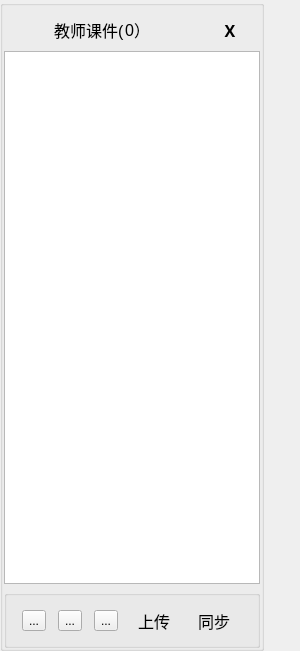
Before: the Qt Designer form QtClassClient/coursewarewidget.ui in ideallx/serveree, drawn with Qt 5.
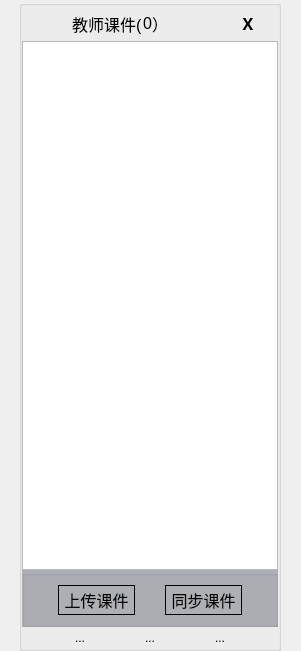
After: the same form once the commit is applied. Icons and pictures are not drawn.

```diff
--- a/QtClassClient/coursewarewidget.ui
+++ b/QtClassClient/coursewarewidget.ui
@@ -6,7 +6,7 @@
    <rect>
     <x>0</x>
     <y>0</y>
-    <width>300</width>
+    <width>301</width>
     <height>651</height>
    </rect>
   </property>
@@ -19,10 +19,14 @@
   <property name="windowTitle">
    <string>Form</string>
   </property>
-  <layout class="QVBoxLayout" name="verticalLayout">
-   <property name="spacing">
-    <number>0</number>
-   </property>
+  <property name="styleSheet">
+   <string notr="true">QToolButton#tbUpload, #tbSync {	
+	border-style: outset;
+	border-width: 1px;
+	border-color: black;
+}</string>
+  </property>
+  <layout class="QHBoxLayout" name="horizontalLayout_2">
    <property name="leftMargin">
     <number>0</number>
    </property>
@@ -49,18 +53,18 @@
      <property name="title">
       <string/>
      </property>
-     <layout class="QVBoxLayout" name="verticalLayout_3">
+     <layout class="QVBoxLayout" name="verticalLayout">
       <property name="spacing">
-       <number>6</number>
+       <number>0</number>
       </property>
       <property name="leftMargin">
-       <number>1</number>
+       <number>0</number>
       </property>
       <property name="topMargin">
-       <number>9</number>
+       <number>0</number>
       </property>
       <property name="rightMargin">
-       <number>1</number>
+       <number>0</number>
       </property>
       <property name="bottomMargin">
        <number>0</number>
@@ -85,6 +89,12 @@
         </item>
         <item>
          <widget class="QLabel" name="label">
+          <property name="minimumSize">
+           <size>
+            <width>0</width>
+            <height>35</height>
+           </size>
+          </property>
           <property name="font">
            <font>
             <pointsize>12</pointsize>
@@ -97,6 +107,12 @@
         </item>
         <item>
          <widget class="QLabel" name="lbWareCount">
+          <property name="minimumSize">
+           <size>
+            <width>0</width>
+            <height>35</height>
+           </size>
+          </property>
           <property name="font">
            <font>
             <pointsize>12</pointsize>
@@ -109,6 +125,12 @@
         </item>
         <item>
          <widget class="QLabel" name="label_3">
+          <property name="minimumSize">
+           <size>
+            <width>0</width>
+            <height>35</height>
+           </size>
+          </property>
           <property name="font">
            <font>
             <pointsize>12</pointsize>
@@ -172,11 +194,70 @@
       </item>
       <item>
        <widget class="QGroupBox" name="gbWareCtrl">
+        <property name="styleSheet">
+         <string notr="true">background-color: rgb(174, 175, 180);</string>
+        </property>
         <property name="title">
          <string/>
         </property>
         <layout class="QHBoxLayout" name="horizontalLayout_3">
          <item>
+          <widget class="QToolButton" name="tbUpload">
+           <property name="minimumSize">
+            <size>
+             <width>0</width>
+             <height>30</height>
+            </size>
+           </property>
+           <property name="font">
+            <font>
+             <pointsize>12</pointsize>
+            </font>
+           </property>
+           <property name="styleSheet">
+            <string notr="true"/>
+           </property>
+           <property name="text">
+            <string>上传课件</string>
+           </property>
+           <property name="autoRaise">
+            <bool>true</bool>
+           </property>
+          </widget>
+         </item>
+         <item>
+          <widget class="QToolButton" name="tbSync">
+           <property name="minimumSize">
+            <size>
+             <width>0</width>
+             <height>30</height>
+            </size>
+           </property>
+           <property name="font">
+            <font>
+             <pointsize>12</pointsize>
+            </font>
+           </property>
+           <property name="styleSheet">
+            <string notr="true"/>
+           </property>
+           <property name="text">
+            <string>同步课件</string>
+           </property>
+           <property name="toolButtonStyle">
+            <enum>Qt::ToolButtonTextOnly</enum>
+           </property>
+           <property name="autoRaise">
+            <bool>true</bool>
+           </property>
+          </widget>
+         </item>
+        </layout>
+       </widget>
+      </item>
+      <item>
+       <layout class="QHBoxLayout" name="horizontalLayout">
+        <item>
           <widget class="QToolButton" name="tbPrev">
            <property name="text">
             <string>...</string>
@@ -191,6 +272,9 @@
              <height>40</height>
             </size>
            </property>
+          <property name="autoRaise">
+           <bool>true</bool>
+          </property>
           </widget>
          </item>
          <item>
@@ -208,10 +292,16 @@
              <height>40</height>
             </size>
            </property>
+          <property name="autoRaise">
+           <bool>true</bool>
+          </property>
           </widget>
          </item>
          <item>
           <widget class="QToolButton" name="tbNext">
+          <property name="styleSheet">
+           <string notr="true"/>
+          </property>
            <property name="text">
             <string>...</string>
            </property>
@@ -226,48 +316,11 @@
             </size>
            </property>
            <property name="autoRaise">
-            <bool>false</bool>
-           </property>
-          </widget>
-         </item>
-         <item>
-          <widget class="QToolButton" name="tbUpload">
-           <property name="font">
-            <font>
-             <pointsize>12</pointsize>
-            </font>
-           </property>
-           <property name="styleSheet">
-            <string notr="true"/>
-           </property>
-           <property name="text">
-            <string>上传</string>
-           </property>
-           <property name="autoRaise">
-            <bool>true</bool>
-           </property>
-          </widget>
-         </item>
-         <item>
-          <widget class="QToolButton" name="tbSync">
-           <property name="font">
-            <font>
-             <pointsize>12</pointsize>
-            </font>
-           </property>
-           <property name="text">
-            <string>同步</string>
-           </property>
-           <property name="toolButtonStyle">
-            <enum>Qt::ToolButtonTextOnly</enum>
-           </property>
-           <property name="autoRaise">
             <bool>true</bool>
            </property>
           </widget>
          </item>
         </layout>
-       </widget>
       </item>
      </layout>
     </widget>
```
Lines whose indentation alone changed are shown as unchanged.
